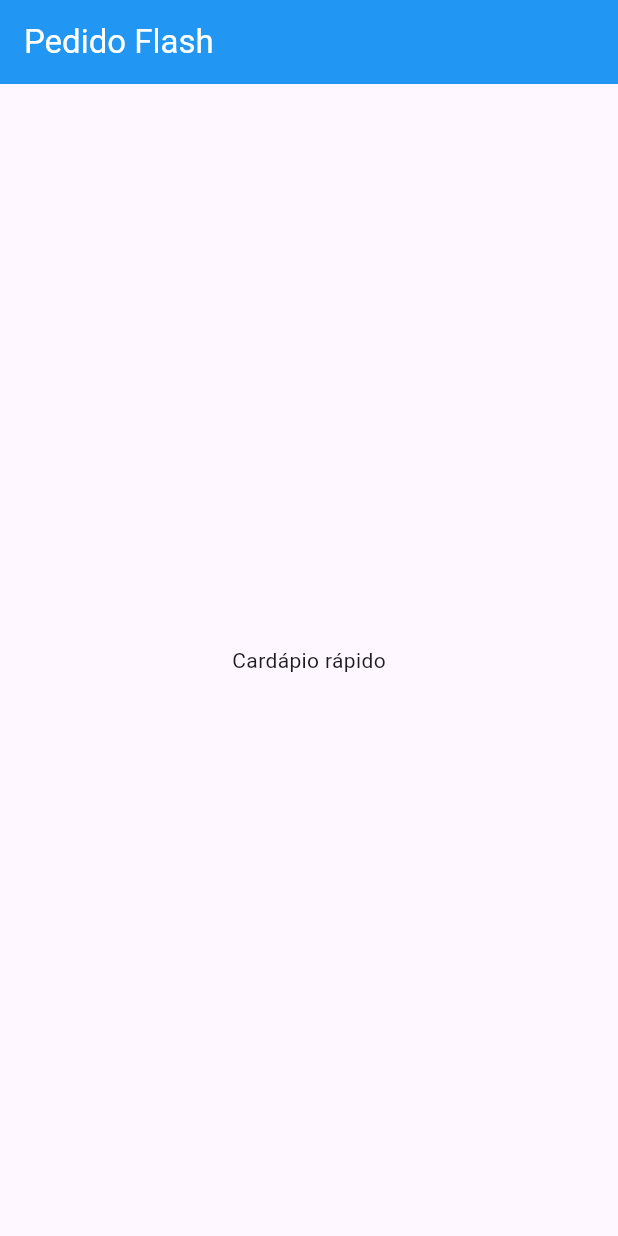
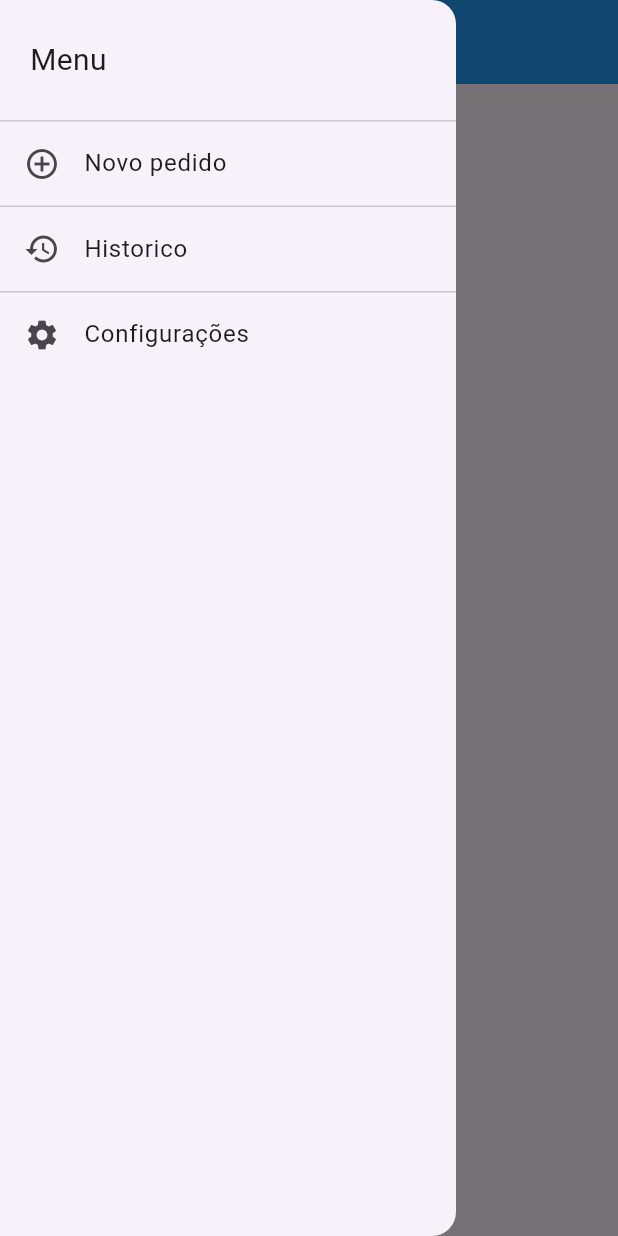
Before and after one commit to Dev-LucasMelo/DAM_UFAPE_2026.2, a Flutter app: the screen it shows after launch, with the side drawer open (before the commit the screen has no drawer), on a phone screen of 412 x 824 dp. Run offline on Flutter 3.47's test engine with Material 3 defaults, Android fonts, the phone set to English and light mode, and no system bars.

Commit message:
feat(menu-hamburguer): Implementação de drawer para implementar menu hamburguer - atividade 3

```diff
--- a/flutter/atividade-03/pedido_flash/lib/main.dart
+++ b/flutter/atividade-03/pedido_flash/lib/main.dart
@@ -18,9 +18,60 @@ class PedidoFlashApp extends StatelessWidget {
           backgroundColor: Colors.blue,
           foregroundColor: Colors.white,
         ),
-        body: const Center(
-          child: Text('Cardápio rápido'),
+        drawer: Drawer(
+          child: Column(
+            children: [
+
+              const SizedBox(
+                height: 80,
+                child: Padding(
+                  padding: EdgeInsets.all(20),
+                  child: Align(
+                    alignment: Alignment.centerLeft,
+                    child: Text(
+                      'Menu',
+                      style: TextStyle(
+                        fontSize: 20,
+                        fontWeight: FontWeight.normal,
+                      ),
+                    ),
+                  ),
+                ),
+              ),
+
+              const Divider(height: 1),
+
+              ListTile(
+                leading: const Icon(Icons.add_circle_outline),
+                title: const Text('Novo pedido'),
+                onTap: () {
+                  Navigator.pop(context);
+                },
+              ),
+
+              const Divider(height: 1),
+
+              ListTile(
+                leading: const Icon(Icons.history),
+                title: const Text('Historico'),
+                onTap: () {
+                  Navigator.pop(context);
+                },
+              ),
+
+              const Divider(height: 1),
+
+              ListTile(
+                leading: const Icon(Icons.settings),
+                title: const Text('Configurações'),
+                onTap: () {
+                  Navigator.pop(context);
+                },
+              ),
+            ],
+          ),
         ),
+        body: const Center(child: Text('Cardápio rápido')),
       ),
     );
   }
```
